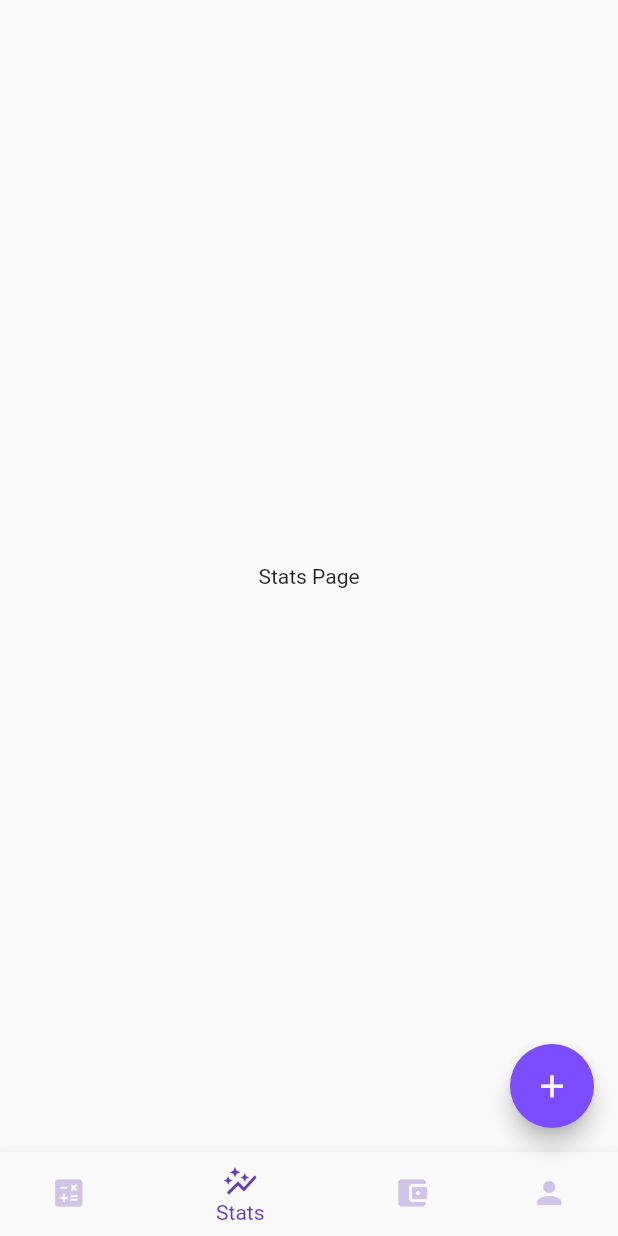
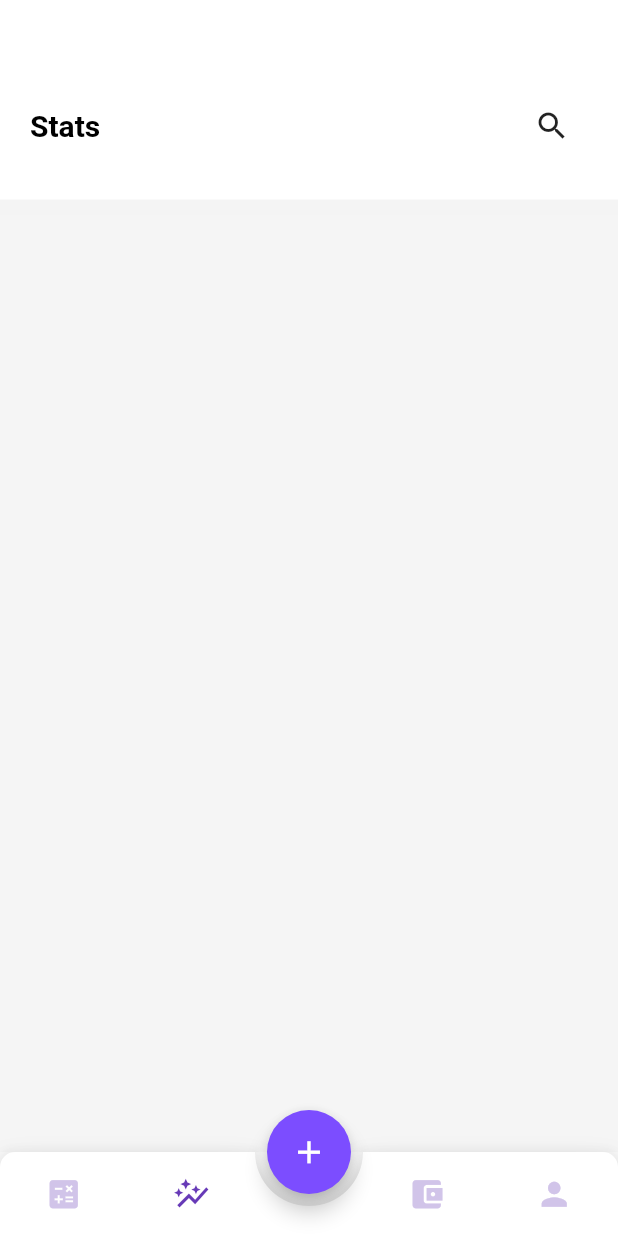
Before and after one commit to chrisd666/finance-manager-app, a Flutter app: the screen it shows after launch, item 2 of the bottom bar chosen, on a phone screen of 412 x 824 dp. Run offline on Flutter 3.47's test engine with Material 2 defaults, Android fonts, the phone set to English and light mode, and no system bars; drawn by our look-alikes of animated_bottom_navigation_bar; our stand-ins replace jiffy.

Commit message:
stats screen header

```diff
--- a/lib/main.dart
+++ b/lib/main.dart
@@ -1,4 +1,6 @@
+import 'package:animated_bottom_navigation_bar/animated_bottom_navigation_bar.dart';
 import 'package:finance_manager/screens/daily_screen.dart';
+import 'package:finance_manager/screens/stats_screen.dart';
 import 'package:flutter/material.dart';
 import './palette.dart';
 
@@ -28,7 +30,8 @@ class _MyAppState extends State<MyApp> {
       theme: ThemeData(
           primarySwatch: Colors.deepPurple,
           accentColor: Colors.deepPurpleAccent),
-      home: Scaffold(
+      home: SafeArea(
+        child: Scaffold(
           body: _Body(_onItemTapped, _selectedIndex),
           floatingActionButton: FloatingActionButton(
             onPressed: () => _onItemTapped(4),
@@ -37,7 +40,10 @@ class _MyAppState extends State<MyApp> {
               size: 25,
             ),
           ),
+          floatingActionButtonLocation:
+              FloatingActionButtonLocation.centerDocked,
           bottomNavigationBar: _Footer(_onItemTapped, _selectedIndex),
+        ),
       ),
     );
   }
@@ -55,9 +61,7 @@ class _Body extends StatelessWidget {
       index: currentIndex,
       children: [
         DailyScreen(),
-        Center(
-          child: Text("Stats Page"),
-        ),
+        StatsScreen(),
         Center(
           child: Text("Create Budget Page"),
         ),
@@ -80,19 +84,22 @@ class _Footer extends StatelessWidget {
 
   @override
   Widget build(BuildContext context) {
-    return BottomNavigationBar(
-      items: [
-        BottomNavigationBarItem(
-            icon: Icon(Icons.calculate), label: "Transactions"),
-        BottomNavigationBarItem(icon: Icon(Icons.auto_graph), label: "Stats"),
-        BottomNavigationBarItem(
-            icon: Icon(Icons.account_balance_wallet), label: "Wallet"),
-        BottomNavigationBarItem(icon: Icon(Icons.person), label: "Account"),
+    return AnimatedBottomNavigationBar(
+      activeColor: Theme.of(context).primaryColor,
+      splashColor: Theme.of(context).primaryColorDark,
+      inactiveColor: Theme.of(context).primaryColorLight,
+      icons: [
+        Icons.calculate,
+        Icons.auto_graph,
+        Icons.account_balance_wallet,
+        Icons.person,
       ],
-      currentIndex: currentIndex,
-      selectedItemColor: Theme.of(context).primaryColor,
-      unselectedIconTheme:
-          IconThemeData(color: Theme.of(context).primaryColorLight),
+      activeIndex: currentIndex,
+      gapLocation: GapLocation.center,
+      notchSmoothness: NotchSmoothness.softEdge,
+      leftCornerRadius: 10,
+      rightCornerRadius: 10,
+      iconSize: 25,
       onTap: onTap,
     );
   }
--- /dev/null
+++ b/lib/screens/stats_screen.dart
@@ -0,0 +1,52 @@
+import 'package:flutter/material.dart';
+
+class StatsScreen extends StatefulWidget {
+  @override
+  _StatsScreenState createState() => _StatsScreenState();
+}
+
+class _StatsScreenState extends State<StatsScreen> {
+  @override
+  Widget build(BuildContext context) {
+    Size size = MediaQuery.of(context).size;
+
+    return Scaffold(
+      backgroundColor: Colors.grey.shade100,
+      body: SingleChildScrollView(
+        child: Column(
+          children: [
+            Container(
+              decoration: BoxDecoration(color: Colors.white, boxShadow: [
+                BoxShadow(
+                    color: Colors.grey.withOpacity(0.01),
+                    spreadRadius: 10,
+                    blurRadius: 3)
+              ]),
+              child: Padding(
+                padding: const EdgeInsets.only(
+                    top: 60, left: 20, right: 20, bottom: 25),
+                child: Column(
+                  children: [
+                    Row(
+                      mainAxisAlignment: MainAxisAlignment.spaceBetween,
+                      children: [
+                        Text(
+                          "Stats",
+                          style: TextStyle(
+                              fontSize: 20,
+                              fontWeight: FontWeight.bold,
+                              color: Colors.black),
+                        ),
+                        IconButton(onPressed: () {}, icon: Icon(Icons.search))
+                      ],
+                    )
+                  ],
+                ),
+              ),
+            )
+          ],
+        ),
+      ),
+    );
+  }
+}
--- a/pubspec.yaml
+++ b/pubspec.yaml
@@ -29,6 +29,7 @@ dependencies:
   cupertino_icons: ^1.0.2
   intl: ^0.17.0
   jiffy: ^4.1.0
+  animated_bottom_navigation_bar: ^0.3.2
 
 dev_dependencies:
   flutter_test:
```
Also changed, not shown: pubspec.lock. Lines whose indentation alone changed are shown as unchanged.
